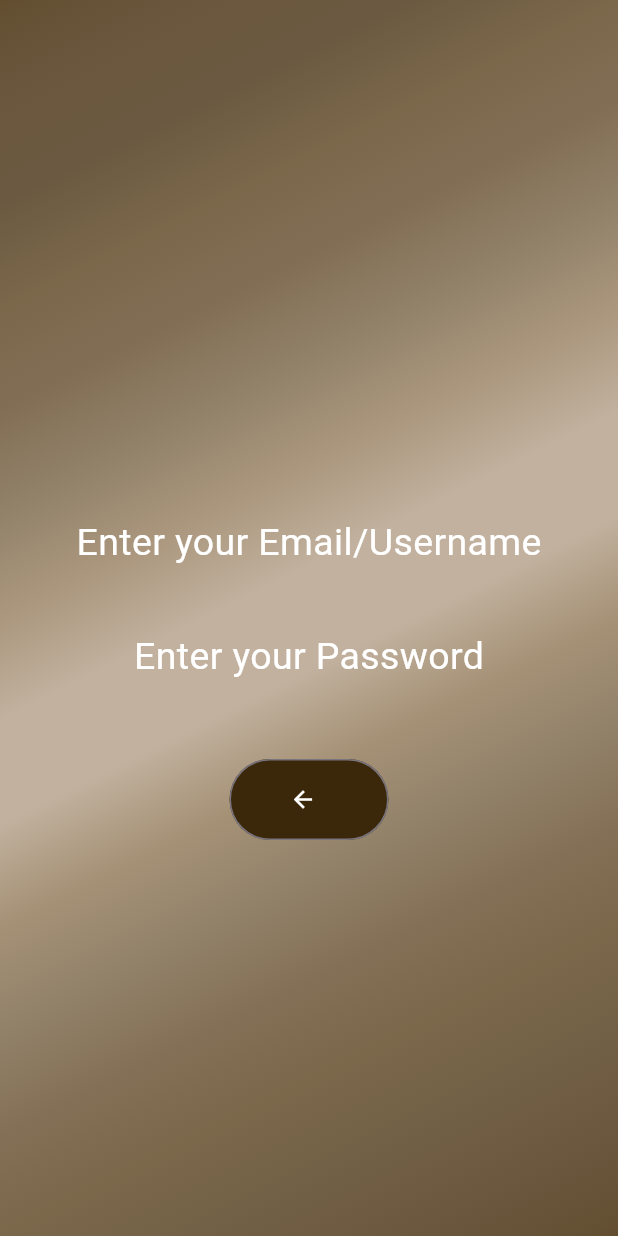
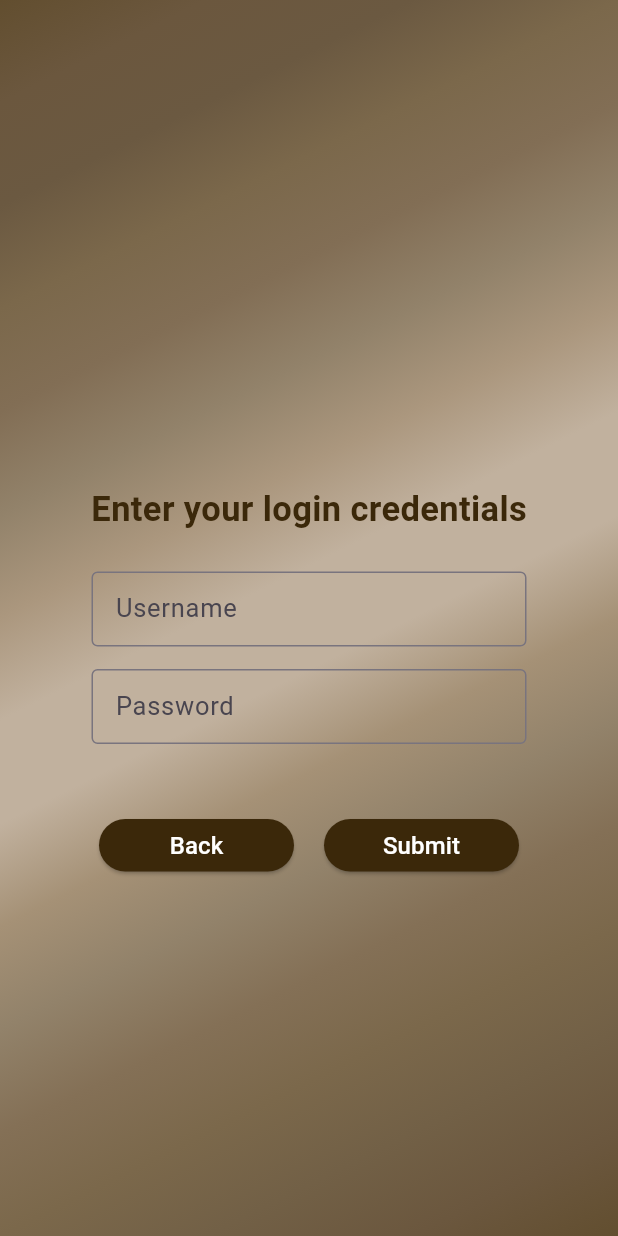
Before and after one commit to VedantTiwari9685/InfraSwift, a Flutter app: the screen it shows after launch, after a tap on "Get Started", after a tap on "Login", on a phone screen of 412 x 824 dp. Run offline on Flutter 3.47's test engine with Material 3 defaults, Android fonts, the phone set to English and light mode, and no system bars.

Commit message:
login page textfield

```diff
--- a/lib/login_page.dart
+++ b/lib/login_page.dart
@@ -14,44 +14,86 @@ class LoginPage extends StatelessWidget {
             height: 80,
           ),
           const Text(
-            'Enter your Email/Username',
+            'Enter your login credentials',
             style: TextStyle(
-              fontSize: 25,
-              color: Colors.white,
+              fontSize: 23,
+              fontWeight: FontWeight.bold,
+              color: Color.fromARGB(255, 59, 40, 10),
             ),
           ),
           const SizedBox(
-            height: 40,
+            height: 25,
           ),
-          const Text(
-            'Enter your Password',
-            style: TextStyle(
-              fontSize: 25,
-              color: Colors.white,
+          const TextField(
+            decoration: InputDecoration(
+              border: OutlineInputBorder(
+                  borderSide:
+                      BorderSide(color: Color.fromARGB(255, 255, 255, 255))),
+              hintText: 'Enter your username',
+              constraints: BoxConstraints(maxHeight: 50, maxWidth: 290),
+              labelText: 'Username',
+              labelStyle: TextStyle(fontSize: 17),
+            ),
+          ),
+          const SizedBox(
+            height: 15,
+          ),
+          const TextField(
+            decoration: InputDecoration(
+              border: OutlineInputBorder(
+                  borderSide:
+                      BorderSide(color: Color.fromARGB(255, 255, 255, 255))),
+              hintText: 'Enter your password',
+              constraints: BoxConstraints(maxHeight: 50, maxWidth: 290),
+              labelText: 'Password',
+              labelStyle: TextStyle(fontSize: 17),
             ),
           ),
           const SizedBox(
             height: 50,
           ),
-          OutlinedButton.icon(
+          Row(
+            mainAxisAlignment: MainAxisAlignment.center,
+            children: [
+              SizedBox(
+                width: 130,
+                height: 35,
+                child: ElevatedButton(
                   onPressed: backToLoginType,
-            style: OutlinedButton.styleFrom(
-              padding: const EdgeInsets.symmetric(horizontal: 40, vertical: 10),
+                  style: ElevatedButton.styleFrom(
+                    padding: EdgeInsets.zero,
                     backgroundColor: const Color.fromARGB(255, 59, 40, 10),
-              foregroundColor: const Color.fromARGB(255, 255, 255, 255),
                     shape: RoundedRectangleBorder(
                       borderRadius: BorderRadius.circular(30),
                     ),
                   ),
-            icon: const Icon(Icons.arrow_back),
-            label: const Text(
-              '',
-              style: TextStyle(
-                fontSize: 24,
-                color: Colors.white,
+                  child: const Text(
+                    'Back',
+                    style: TextStyle(fontSize: 16, color: Colors.white),
                   ),
                 ),
-          )
+              ),
+              const SizedBox(width: 20),
+              SizedBox(
+                width: 130,
+                height: 35,
+                child: ElevatedButton(
+                  onPressed: () {},
+                  style: ElevatedButton.styleFrom(
+                    padding: EdgeInsets.zero,
+                    backgroundColor: const Color.fromARGB(255, 59, 40, 10),
+                    shape: RoundedRectangleBorder(
+                      borderRadius: BorderRadius.circular(30),
+                    ),
+                  ),
+                  child: const Text(
+                    'Submit',
+                    style: TextStyle(fontSize: 16, color: Colors.white),
+                  ),
+                ),
+              ),
+            ],
+          ),
         ],
       ),
     );
```
Lines whose indentation alone changed are shown as unchanged.
